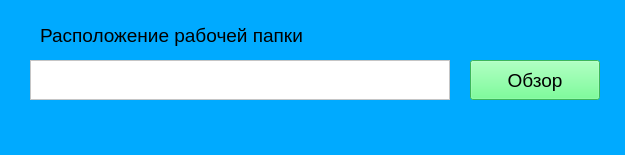
The window that path_to_work_dir_form.ui (EfimTishkovski/Draw_storage) describes before a commit, drawn with Qt 5.
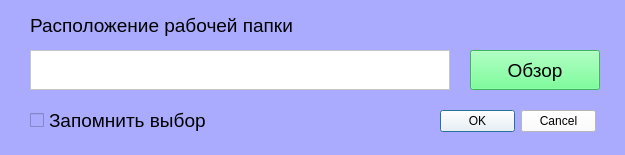
The same window after the commit. Icons and pictures are not drawn.

Commit message: Написан ввод относительных ссылок. Добавлено окно для указания пути к рабочей папке.

```diff
--- a/path_to_work_dir_form.ui
+++ b/path_to_work_dir_form.ui
@@ -26,13 +26,14 @@
    <string>Form</string>
   </property>
   <property name="styleSheet">
-   <string notr="true">background-color: rgb(0, 170, 255);</string>
+   <string notr="true">background-color: rgb(0, 170, 255);
+background-color: rgb(170, 170, 255);</string>
   </property>
   <widget class="QTextEdit" name="textEdit">
    <property name="geometry">
     <rect>
      <x>30</x>
-     <y>60</y>
+     <y>50</y>
      <width>420</width>
      <height>40</height>
     </rect>
@@ -50,7 +51,7 @@
    <property name="geometry">
     <rect>
      <x>470</x>
-     <y>60</y>
+     <y>50</y>
      <width>130</width>
      <height>40</height>
     </rect>
@@ -70,8 +71,8 @@
   <widget class="QLabel" name="label">
    <property name="geometry">
     <rect>
-     <x>40</x>
-     <y>20</y>
+     <x>30</x>
+     <y>10</y>
      <width>270</width>
      <height>31</height>
     </rect>
@@ -85,6 +86,40 @@
     <string>Расположение рабочей папки</string>
    </property>
   </widget>
+  <widget class="QCheckBox" name="checkBox">
+   <property name="geometry">
+    <rect>
+     <x>30</x>
+     <y>100</y>
+     <width>181</width>
+     <height>40</height>
+    </rect>
+   </property>
+   <property name="font">
+    <font>
+     <pointsize>14</pointsize>
+    </font>
+   </property>
+   <property name="text">
+    <string>Запомнить выбор</string>
+   </property>
+  </widget>
+  <widget class="QDialogButtonBox" name="buttonBox">
+   <property name="geometry">
+    <rect>
+     <x>440</x>
+     <y>110</y>
+     <width>156</width>
+     <height>23</height>
+    </rect>
+   </property>
+   <property name="styleSheet">
+    <string notr="true">background-color: rgb(255, 255, 255);</string>
+   </property>
+   <property name="standardButtons">
+    <set>QDialogButtonBox::Cancel|QDialogButtonBox::Ok</set>
+   </property>
+  </widget>
  </widget>
  <resources/>
  <connections/>
```
Left out of the diff: 6 changed lines with no effect on the pictures. The commit also changes 2 other files.
